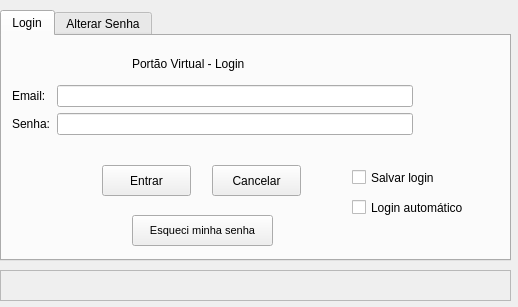
Before: the Qt Designer form formLogin.ui in noldorj/Personal-Home-Guard, drawn with Qt 5.
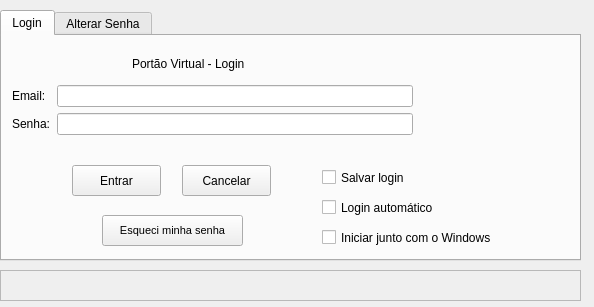
After: the same form once the commit is applied.

The edit to the form file:
```diff
--- a/formLogin.ui
+++ b/formLogin.ui
@@ -9,7 +9,7 @@
    <rect>
     <x>0</x>
     <y>0</y>
-    <width>518</width>
+    <width>594</width>
     <height>307</height>
    </rect>
   </property>
@@ -36,7 +36,7 @@
     <rect>
      <x>0</x>
      <y>270</y>
-     <width>511</width>
+     <width>581</width>
      <height>31</height>
     </rect>
    </property>
@@ -52,7 +52,7 @@
     <rect>
      <x>0</x>
      <y>10</y>
-     <width>511</width>
+     <width>581</width>
      <height>251</height>
     </rect>
    </property>
@@ -109,7 +109,7 @@
     <widget class="QPushButton" name="btnLogin">
      <property name="geometry">
       <rect>
-       <x>100</x>
+       <x>70</x>
        <y>129</y>
        <width>89</width>
        <height>31</height>
@@ -122,7 +122,7 @@
     <widget class="QPushButton" name="btnExit">
      <property name="geometry">
       <rect>
-       <x>210</x>
+       <x>180</x>
        <y>129</y>
        <width>89</width>
        <height>31</height>
@@ -148,7 +148,7 @@
     <widget class="QPushButton" name="btnEsqueciSenha">
      <property name="geometry">
       <rect>
-       <x>130</x>
+       <x>100</x>
        <y>179</y>
        <width>141</width>
        <height>31</height>
@@ -166,7 +166,7 @@
     <widget class="QCheckBox" name="checkBoxSalvarLogin">
      <property name="geometry">
       <rect>
-       <x>350</x>
+       <x>320</x>
        <y>130</y>
        <width>111</width>
        <height>23</height>
@@ -179,7 +179,7 @@
     <widget class="QCheckBox" name="checkBoxLoginAutomatico">
      <property name="geometry">
       <rect>
-       <x>350</x>
+       <x>320</x>
        <y>160</y>
        <width>151</width>
        <height>23</height>
@@ -189,6 +189,19 @@
       <string>Login automático</string>
      </property>
     </widget>
+    <widget class="QCheckBox" name="checkBoxLoginAutoStart">
+     <property name="geometry">
+      <rect>
+       <x>320</x>
+       <y>190</y>
+       <width>221</width>
+       <height>23</height>
+      </rect>
+     </property>
+     <property name="text">
+      <string>Iniciar junto com o Windows</string>
+     </property>
+    </widget>
    </widget>
    <widget class="QWidget" name="tab_4">
     <attribute name="title">
```
